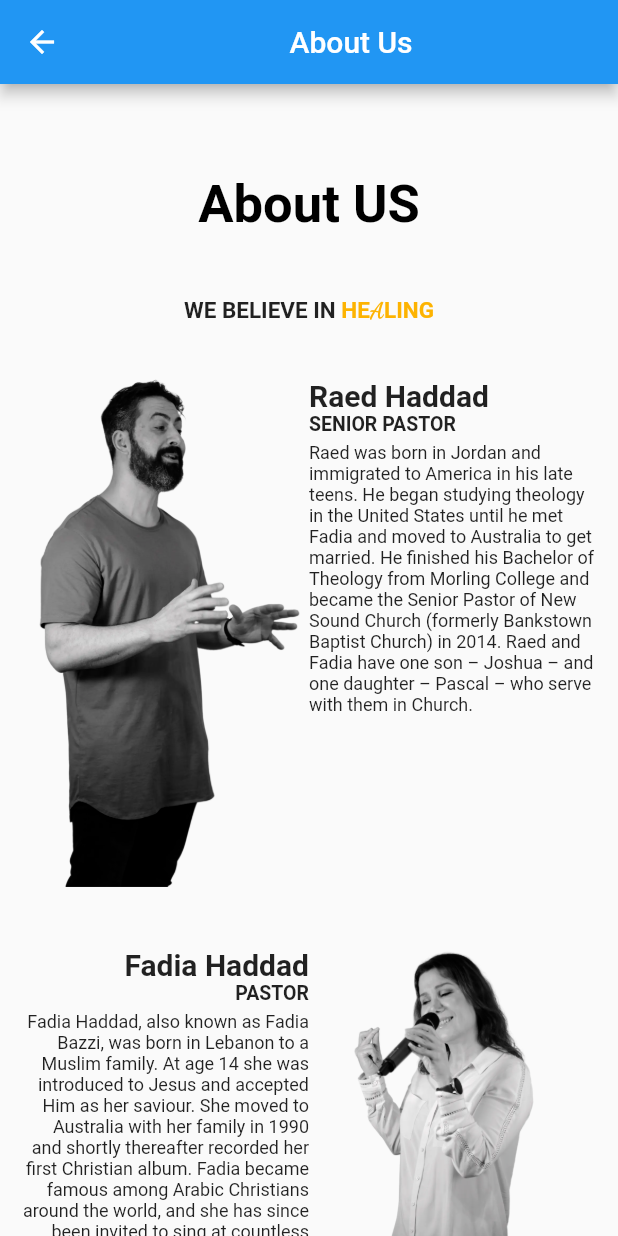
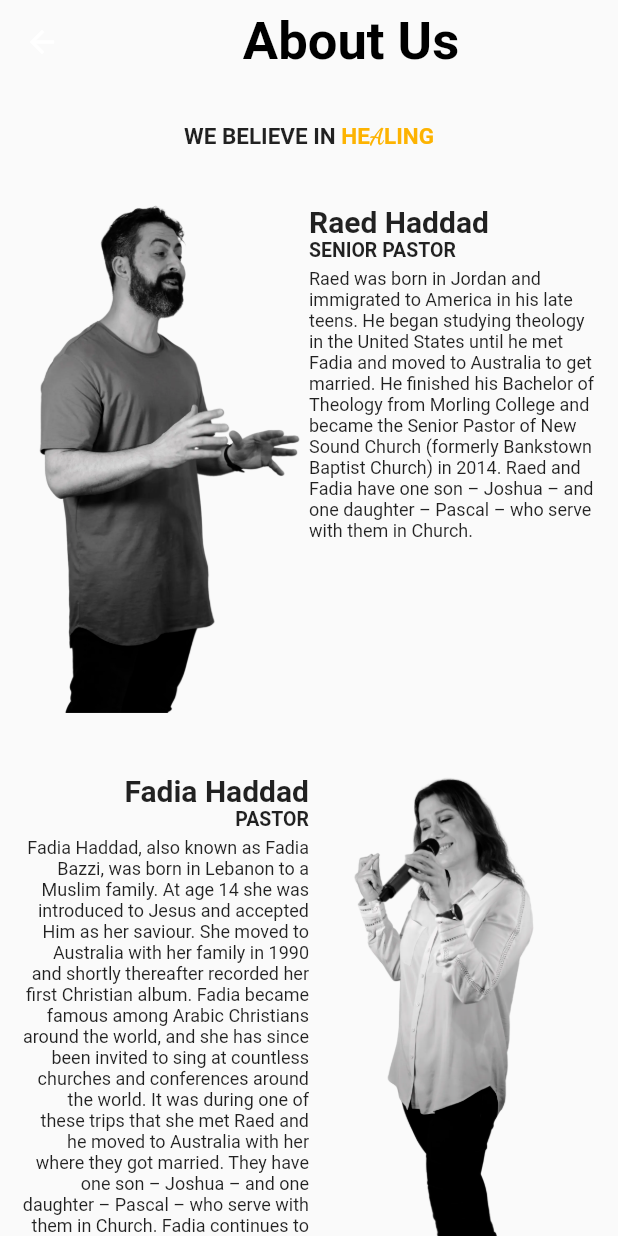
Before and after one commit to Aaasisss/NewSound, a Flutter app: the About screen opened by its route, on a phone screen of 412 x 824 dp. Run offline on Flutter 3.47's test engine with Material 2 defaults, Android fonts, the phone set to English and light mode, and no system bars; drawn by our look-alikes of animated_text_kit; our stand-ins replace cloud_firestore, firebase_core, font_awesome_flutter, google_fonts, url_launcher_web, youtube_player_flutter; missing offline and left inert: cloud_firestore_web, firebase_auth_web, firebase_core_web, flutter_config; accounts and stored records are empty.

Commit message:
Updated appbar in About Us screen

```diff
--- a/lib/Screens/About/about_us.dart
+++ b/lib/Screens/About/about_us.dart
@@ -13,23 +13,23 @@ class _AboutState extends State<About> {
   @override
   Widget build(BuildContext context) {
     return Scaffold(
-      appBar: AppBar(title: const Center(child: Text("About Us"))),
+      appBar: AppBar(
+        title: const Center(
+          child: Text("About Us",
+              style: TextStyle(
+                  fontSize: 35.0,
+                  color: Colors.black,
+                  fontWeight: FontWeight.bold)),
+        ),
+        backgroundColor: Colors.transparent,
+        elevation: 0,
+      ),
       body: SingleChildScrollView(
-        padding: EdgeInsets.all(10.0),
+        padding: const EdgeInsets.all(10.0),
         child: Center(
           child: Column(
             children: <Widget>[
-              const Padding(
-                padding:
-                    EdgeInsets.only(left: 25.0, right: 25, bottom: 25, top: 50),
-                child: Center(
-                    child: Text('About US',
-                        style: TextStyle(
-                            fontSize: 35.0,
-                            color: Colors.black,
-                            fontWeight: FontWeight.bold))),
-              ),
-              Container(
+              SizedBox(
                 height: 50.0,
                 child: Center(
                   child: Row(
```
